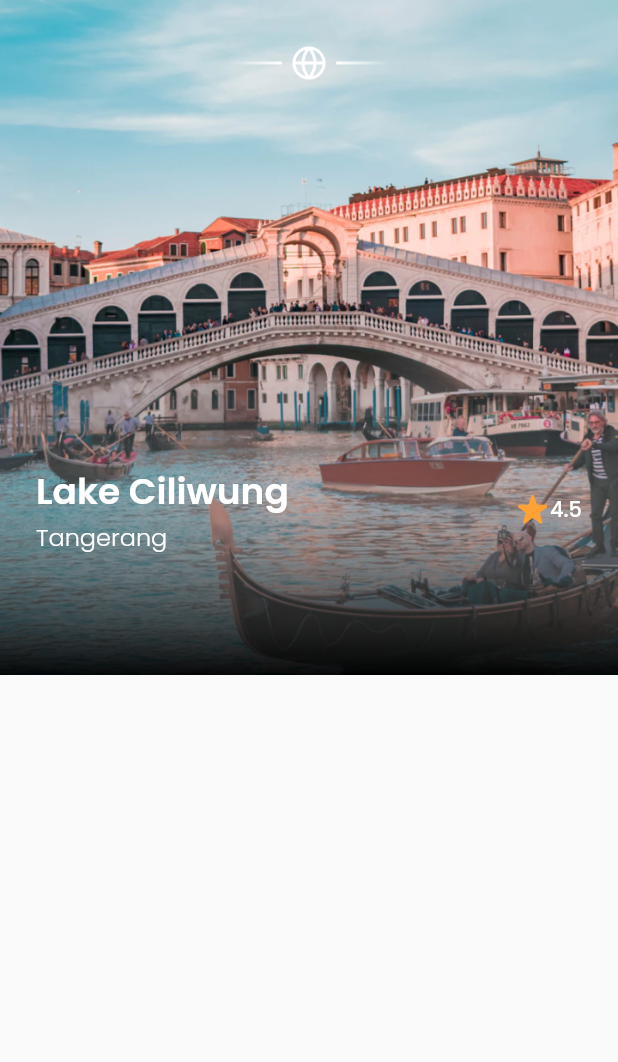
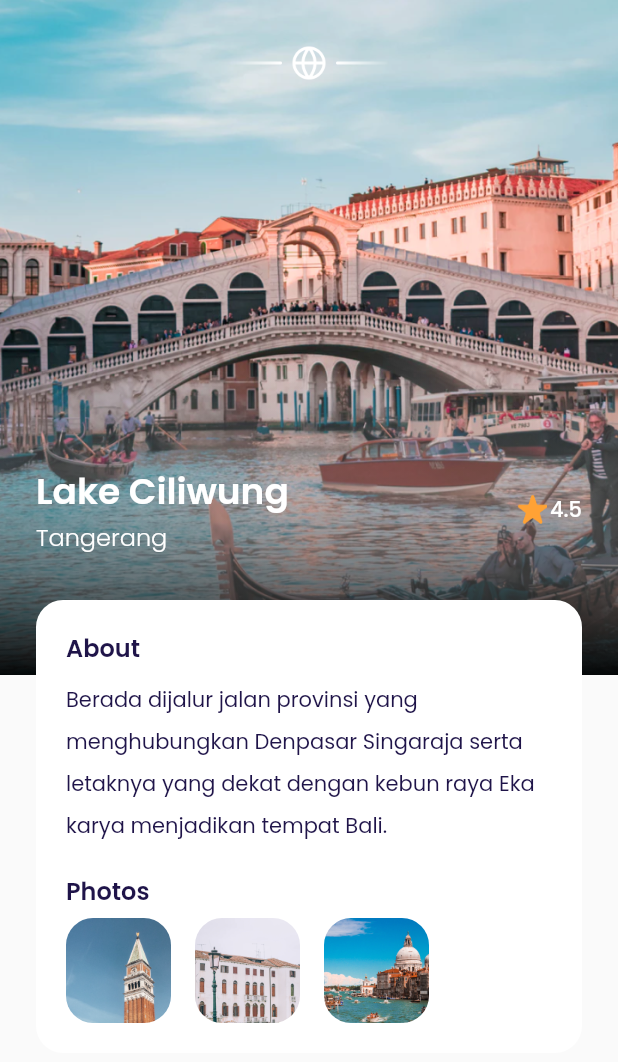
Before and after one commit to parhanhambali/airplane_flutter, a Flutter app: the DetailPage screen opened directly, on a phone screen of 412 x 824 dp. Shown: the top 1062 px of the screen. Run offline on Flutter 3.47's test engine with Material 2 defaults, Android fonts, the phone set to English and light mode, and no system bars; our stand-ins replace google_fonts.

Commit message:
add file widget photo_item and update detail_page for photos

```diff
--- a/lib/shared/theme.dart
+++ b/lib/shared/theme.dart
@@ -13,6 +13,7 @@ Color kRedColor = Color(0xffEB70A5);
 Color kBackgroundColor = Color(0xffFAFAFA);
 Color kInactiveColor = Color(0xffDBD7EC);
 Color kTransparentColor = Colors.transparent;
+
 
 TextStyle blackTextStyle = GoogleFonts.poppins(
   color: kBlackColor,
--- a/lib/ui/pages/detail_page.dart
+++ b/lib/ui/pages/detail_page.dart
@@ -1,5 +1,6 @@
 import 'package:flutter/material.dart';
 import '../../shared/theme.dart';
+import '../widgets/photo_item.dart';
 
 class DetailPage extends StatelessWidget {
   const DetailPage({Key? key}) : super(key: key);
@@ -115,6 +116,69 @@ class DetailPage extends StatelessWidget {
                 ],
               ),
             ),
+
+            // Note : Description
+            Container(
+              width: double.infinity,
+              margin: EdgeInsets.only(top: 30),
+              padding: EdgeInsets.symmetric(
+                horizontal: 20,
+                vertical: 20,
+              ),
+              decoration: BoxDecoration(
+                color: kWhiteColor,
+                borderRadius: BorderRadius.circular(18),
+              ),
+              child: Column(
+                crossAxisAlignment: CrossAxisAlignment.start,
+                children: [
+                  // Note : About
+                  Text(
+                    'About',
+                    style: blackTextStyle.copyWith(
+                      fontSize: 16,
+                      fontWeight: semiBold,
+                    ),
+                  ),
+                  SizedBox(
+                    height: 6,
+                  ),
+                  Text(
+                    'Berada dijalur jalan provinsi yang menghubungkan Denpasar Singaraja serta letaknya yang dekat dengan kebun raya Eka karya menjadikan tempat Bali.',
+                    style: blackTextStyle.copyWith(
+                      height: 2,
+                    ),
+                  ),
+                  // Note : Photos
+                  SizedBox(
+                    height: 20,
+                  ),
+                  Text(
+                    'Photos',
+                    style: blackTextStyle.copyWith(
+                      fontSize: 16,
+                      fontWeight: semiBold,
+                    ),
+                  ),
+                  SizedBox(
+                    height: 6,
+                  ),
+                  Row(
+                    children: [
+                      PhotoItem(
+                        imageUrl: 'assets/image_photo1.png',
+                      ),
+                      PhotoItem(
+                        imageUrl: 'assets/image_photo2.png',
+                      ),
+                      PhotoItem(
+                        imageUrl: 'assets/image_photo3.png',
+                      ),
+                    ],
+                  )
+                ],
+              ),
+            ),
           ],
         ),
       );
--- /dev/null
+++ b/lib/ui/widgets/photo_item.dart
@@ -0,0 +1,30 @@
+import 'package:flutter/material.dart';
+import '../../shared/theme.dart';
+
+class PhotoItem extends StatelessWidget {
+
+  final String imageUrl;
+
+  const PhotoItem({
+    Key? key,
+    required this.imageUrl,
+    }) : super(key: key);
+
+  @override
+  Widget build(BuildContext context) {
+    return Container(
+      width: 70,
+      height: 70,
+      margin: EdgeInsets.only(right: 16),
+      decoration: BoxDecoration(
+        borderRadius: BorderRadius.circular(18),
+        image: DecorationImage(
+          fit: BoxFit.cover,
+          image: AssetImage(
+            imageUrl,
+          ),
+        ),
+      ),
+    );
+  }
+}
```
